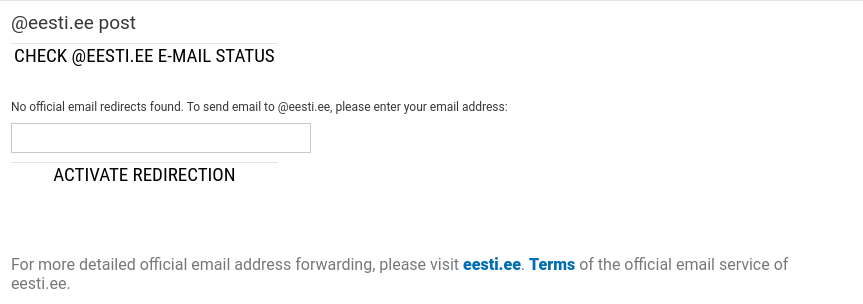
The window that client/widgets/OtherData.ui (open-eid/DigiDoc4-Client) describes before a commit, drawn with Qt 5.
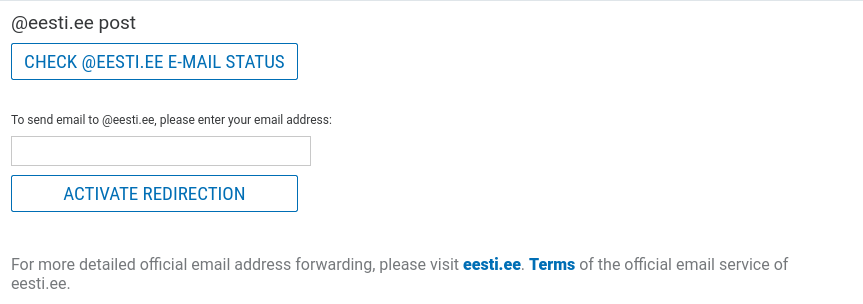
The same window after the commit.

Commit message:
Fix button style and remove duplicate text (#837)
IB-6458

What changed in the file:
```diff
--- a/client/widgets/OtherData.ui
+++ b/client/widgets/OtherData.ui
@@ -11,9 +11,30 @@
    </rect>
   </property>
   <property name="styleSheet">
-   <string notr="true">background-color: white;
+   <string notr="true">#OtherData {
+background-color: white;
 border: solid #DFE5E9;
-border-width: 1px 0px 0px 0px; </string>
+border-width: 1px 0px 0px 0px; 
+}
+QPushButton {
+padding: 6px 9px;
+border-radius: 2px;
+border: 1px solid #006EB5;
+color: #006EB5;
+background-color: #FFFFFF;
+max-width: 267px;
+}
+QPushButton:pressed {
+border: none;
+}
+QPushButton:hover:!pressed {
+border: 1px solid #008DCF;
+color: #008DCF;
+}
+QPushButton:disabled {
+border: 1px solid #BEDBED;
+color: #BEDBED;
+}</string>
   </property>
   <layout class="QVBoxLayout" name="OtherDataLayout">
    <property name="spacing">
@@ -41,18 +62,6 @@
    </item>
    <item>
     <widget class="QPushButton" name="btnCheckEMail">
-     <property name="sizePolicy">
-      <sizepolicy hsizetype="Fixed" vsizetype="Fixed">
-       <horstretch>0</horstretch>
-       <verstretch>0</verstretch>
-      </sizepolicy>
-     </property>
-     <property name="minimumSize">
-      <size>
-       <width>267</width>
-       <height>0</height>
-      </size>
-     </property>
      <property name="font">
       <font>
        <family>Roboto Condensed</family>
@@ -65,13 +74,6 @@
      <property name="accessibleName">
       <string extracomment="accessible">Check @eesti.ee e-mail status</string>
      </property>
-     <property name="styleSheet">
-      <string notr="true">QPushButton { padding: 6px 9px; border-radius: 2px; border: 1px solid #006EB5; color: #006EB5; background-color: #FFFFFF;}
-QPushButton:pressed {  border: none; background-color: #006EB5; color: #FFFFFF;}
-QPushButton:hover:!pressed { border: 1px solid #008DCF; color: #008DCF;}
-QPushButton:disabled { border: 1px solid #BEDBED; color: #BEDBED;};
-</string>
-     </property>
      <property name="text">
       <string>CHECK @EESTI.EE E-MAIL STATUS</string>
      </property>
@@ -108,7 +110,7 @@
 color: #353739;</string>
      </property>
      <property name="text">
-      <string>No official email redirects found. To send email to @eesti.ee, please enter your email address:</string>
+      <string>To send email to @eesti.ee, please enter your email address:</string>
      </property>
      <property name="wordWrap">
       <bool>true</bool>
@@ -141,18 +143,6 @@
    </item>
    <item>
     <widget class="QPushButton" name="activate">
-     <property name="minimumSize">
-      <size>
-       <width>267</width>
-       <height>0</height>
-      </size>
-     </property>
-     <property name="maximumSize">
-      <size>
-       <width>267</width>
-       <height>16777215</height>
-      </size>
-     </property>
      <property name="font">
       <font>
        <family>Roboto Condensed</family>
@@ -165,13 +155,6 @@
      <property name="accessibleName">
       <string extracomment="accessible">Activate redirection</string>
      </property>
-     <property name="styleSheet">
-      <string notr="true">QPushButton { padding: 6px 9px; border-radius: 2px; border: 1px solid #006EB5; color: #006EB5; background-color: #FFFFFF;}
-QPushButton:pressed { border: 1px solid #41B6E6; color: #41B6E6;}
-QPushButton:hover:!pressed { border: 1px solid #008DCF; color: #008DCF;}
-QPushButton:disabled { border: 1px solid #BEDBED; color: #BEDBED;};
-</string>
-     </property>
      <property name="text">
       <string>ACTIVATE REDIRECTION</string>
      </property>
```
The commit also changes 5 other files.
